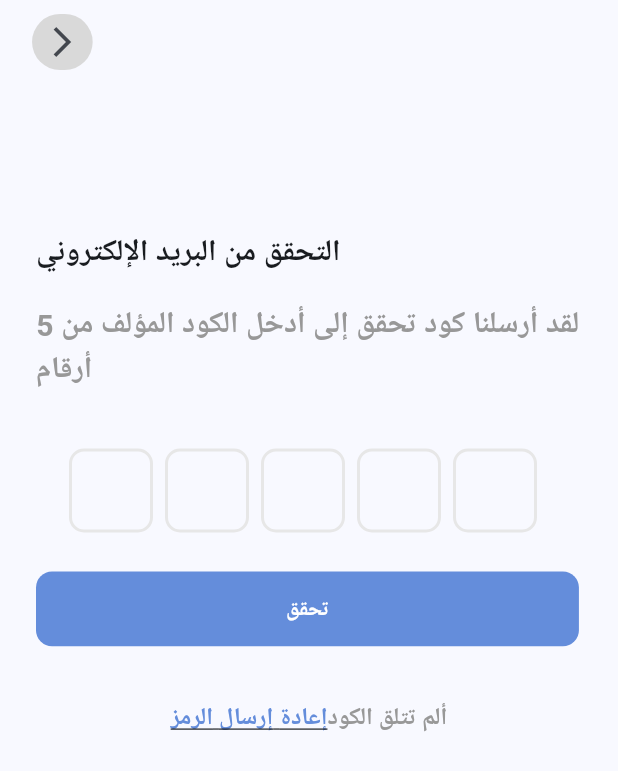
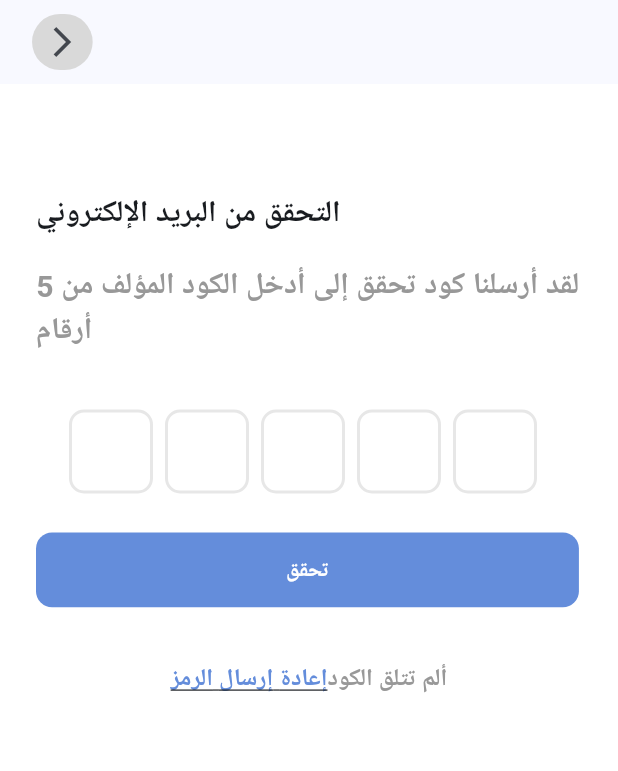
Before and after one commit to MourhafHoary/driver-flutter-app-warhouse, a Flutter app: the CheckYourEmail screen opened by its route, on a phone screen of 412 x 824 dp. Shown: the top 771 px of the screen. Run offline on Flutter 3.47's test engine with Material 3 defaults, Android fonts, the phone set to English and light mode, and no system bars; drawn by our look-alikes of flutter_otp_text_field; our stand-ins replace auto_size_text, easy_localization, flutter_screenutil, flutter_svg, get, go_router and 1 more.

Commit message:
*Abdullah refactoring the approach in the back button

```diff
--- a/lib/views/auth/pages/auth_page.dart
+++ b/lib/views/auth/pages/auth_page.dart
@@ -1,7 +1,6 @@
 import 'package:easy_localization/easy_localization.dart';
 import 'package:flutter/material.dart';
 import 'package:untitled1/translations/locale_keys.g.dart';
-import 'package:untitled1/core/component/button_back.dart';
 import 'package:untitled1/views/auth/widgets/additional_login.dart';
 import 'package:untitled1/views/auth/widgets/login_form.dart';
 import 'package:untitled1/views/auth/widgets/or_divider.dart';
@@ -21,9 +20,8 @@ class _AuthPageState extends State<AuthPage> {
 
   @override
   Widget build(BuildContext context) {
-    return MaterialApp(
-      debugShowCheckedModeBanner: false,
-      home: Scaffold(
+    return Scaffold(
+      backgroundColor: Colors.white,
         body: SafeArea(
           child: Container(
             padding: const EdgeInsets.symmetric(horizontal: 24),
@@ -50,8 +48,7 @@ class _AuthPageState extends State<AuthPage> {
             ),
           ),
         ),
-      ),
-    );
+      );
   }
 }
 
--- a/lib/views/auth/pages/check_your_email.dart
+++ b/lib/views/auth/pages/check_your_email.dart
@@ -7,6 +7,7 @@ import 'package:untitled1/core/component/custom_filed_button.dart';
 import 'package:untitled1/core/locallization/app_text.dart';
 import 'package:untitled1/core/routes/app_routes.dart';
 import 'package:untitled1/core/theme/app_colors.dart';
+import 'package:untitled1/gen/fonts.gen.dart';
 import 'package:untitled1/translations/locale_keys.g.dart';
 
 import '../../../core/component/button_back.dart';
@@ -17,42 +18,42 @@ class CheckYourEmail extends StatelessWidget {
   @override
   Widget build(BuildContext context) {
     return Scaffold(
+      backgroundColor: Colors.white,
       appBar: AppBar(
         //! make sure tor add this into the rest of the pages
         automaticallyImplyLeading: false,
-        actions:  [Padding(
+        actions: [
+          Padding(
             padding: EdgeInsets.only(left: 24.0.sp),
-          child: ButtonBack(),
-        )],
+            child: const ButtonBack(),
+          )
+        ],
       ),
       body: Padding(
         padding: const EdgeInsets.all(24.0),
-        child: Column(
-            crossAxisAlignment: CrossAxisAlignment.end,
-            children: [
+        child: Column(crossAxisAlignment: CrossAxisAlignment.end, children: [
           SizedBox(height: 48),
-          SizedBox(height: 26),
           AppText(
             LocaleKeys.login_check.tr(),
             fontFamily: 'Poppins',
-                  style: TextStyle(fontSize: 20 , fontWeight: FontWeight.bold),
+            style: const TextStyle(fontSize: 20, fontWeight: FontWeight.bold),
           ),
-          SizedBox(height: 18),
+          const SizedBox(height: 18),
           AppText(
             LocaleKeys.login_code.tr(),
             textAlign: TextAlign.end,
-                  fontFamily: 'Inter',
-                  style:
-                      const TextStyle(
-                      fontSize: 20 ,
+            fontFamily: FontFamily.inter,
+            style: const TextStyle(
+                fontSize: 20,
                 fontWeight: FontWeight.bold,
-                        color: AppColors.gray
+                color: AppColors.gray),
           ),
+          SizedBox(
+            height: 38,
           ),
-              SizedBox(height: 38,),
           //todo : change the direction of input
           OtpTextField(
-                numberOfFields:5,
+            numberOfFields: 5,
             showFieldAsBox: true,
             focusedBorderColor: AppColors.primary,
             borderRadius: BorderRadius.circular(10),
@@ -60,13 +61,12 @@ class CheckYourEmail extends StatelessWidget {
           ),
           const SizedBox(height: 26),
           InkWell(
-                onTap: (){
+              onTap: () {
                 context.push(AppRoutes.passrest);
               },
-                  child: CustomFiledButton(text: LocaleKeys.login_verify.tr())
-              ),
-              SizedBox(height: 36),
-              Row(
+              child: CustomFiledButton(text: LocaleKeys.login_verify.tr())),
+          const SizedBox(height: 36),
+          const Row(
             mainAxisAlignment: MainAxisAlignment.center,
             children: [
               AppText(
@@ -86,19 +86,11 @@ class CheckYourEmail extends StatelessWidget {
                     fontSize: 16,
                     fontWeight: FontWeight.bold,
                     color: AppColors.primary,
-                          decoration: TextDecoration.underline
-
-                        ),
-
-                      )
-                  ),
-
-
+                    decoration: TextDecoration.underline),
+              )),
             ],
           )
-
-        ]
-        ),
+        ]),
       ),
     );
   }
```
Lines whose indentation alone changed are shown as unchanged.
